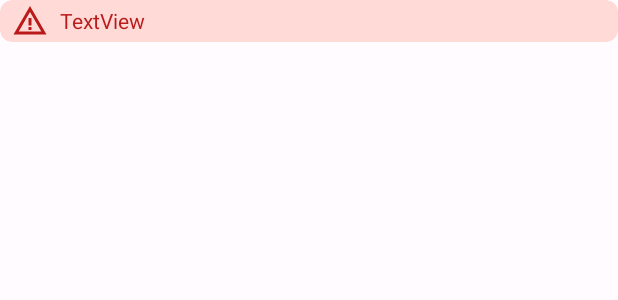
After one commit to wkai2573/wi_android_GasMater, an Android app: the layout field_error_textview.xml on its own in the app's theme, with its tools: preview values and no code run, on a phone screen of 412 x 824 dp. The commit adds this screen. Shown: the top 300 px of the screen. Run offline under Robolectric (Android 15) with nearby library versions, the phone set to English and light mode, and no system bars.

Commit message:
feat: 抄表_使用量負值在瓦斯表(紅字提示) & 群組瓦斯表(提示異常使用量數量)

```diff
--- a/app/src/main/java/com/wavein/gasmeter/ui/meterwork/groups/MeterGroupListAdapter.kt
+++ b/app/src/main/java/com/wavein/gasmeter/ui/meterwork/groups/MeterGroupListAdapter.kt
@@ -51,6 +51,7 @@ class MeterGroupListAdapter(private val onClick:(MeterGroup) -> Unit) :
 			val meterGroup = sMeterGroup.data
 			binding.fieldGroup.setValue(meterGroup.group)
 			binding.fieldReadCount.setValue(meterGroup.readTip, meterGroup.readTipColor)
+			binding.errTv.setText(meterGroup.error)
 		}
 	}
 
--- a/app/src/main/java/com/wavein/gasmeter/ui/meterwork/list/MeterListAdapter.kt
+++ b/app/src/main/java/com/wavein/gasmeter/ui/meterwork/list/MeterListAdapter.kt
@@ -13,7 +13,6 @@ import androidx.recyclerview.widget.RecyclerView
 import com.wavein.gasmeter.data.model.MeterRow
 import com.wavein.gasmeter.data.model.Selectable
 import com.wavein.gasmeter.databinding.ItemMeterRowBinding
-import com.wavein.gasmeter.ui.meterwork.MeterViewModel
 
 enum class MeterRowRender { Simple, Detail }
 
@@ -60,7 +59,9 @@ class MeterListAdapter(
 			binding.fieldMeterId.setValue(meterRow.meterId)
 			binding.fieldQueue.setValue(meterRow.queue)
 			binding.fieldCustName.setValue(meterRow.custName)
-			binding.fieldMeterDegree.setValue("${meterRow.meterDegree ?: "未抄表"}", if (meterRow.meterDegree == null) Color.RED else Color.BLACK)
+			val degreeColor = if (meterRow.degreeRead) Color.BLACK else Color.RED
+			binding.fieldMeterDegree.setValue("${meterRow.meterDegree ?: "未抄表"}", degreeColor)
+			binding.errTv.setText(meterRow.error)
 		}
 	}
 
--- /dev/null
+++ b/app/src/main/res/drawable/ic_warning_amber_24.xml
@@ -0,0 +1,7 @@
+<vector android:height="24dp" android:tint="#000000"
+    android:viewportHeight="24" android:viewportWidth="24"
+    android:width="24dp" xmlns:android="http://schemas.android.com/apk/res/android">
+    <path android:fillColor="@android:color/white" android:pathData="M12,5.99L19.53,19H4.47L12,5.99M12,2L1,21h22L12,2L12,2z"/>
+    <path android:fillColor="@android:color/white" android:pathData="M13,16l-2,0l0,2l2,0z"/>
+    <path android:fillColor="@android:color/white" android:pathData="M13,10l-2,0l0,5l2,0z"/>
+</vector>
--- /dev/null
+++ b/app/src/main/res/layout/field_error_textview.xml
@@ -0,0 +1,39 @@
+<?xml version="1.0" encoding="utf-8"?>
+<com.google.android.material.card.MaterialCardView xmlns:android="http://schemas.android.com/apk/res/android"
+  xmlns:app="http://schemas.android.com/apk/res-auto"
+  xmlns:tools="http://schemas.android.com/tools"
+  android:id="@+id/errTvCard"
+  android:layout_width="match_parent"
+  android:layout_height="wrap_content"
+  android:backgroundTint="?attr/colorErrorContainer"
+  android:minWidth="50dp"
+  android:orientation="vertical"
+  app:cardCornerRadius="8dp"
+  app:strokeWidth="0dp"
+  tools:context=".ui.component.ErrorTextView">
+
+  <LinearLayout
+    android:layout_width="match_parent"
+    android:layout_height="wrap_content"
+    android:gravity="center_vertical"
+    android:paddingHorizontal="8dp"
+    android:paddingVertical="2dp">
+
+    <ImageView
+      android:id="@+id/imageView"
+      android:layout_width="wrap_content"
+      android:layout_height="wrap_content"
+      android:contentDescription="warning"
+      android:src="@drawable/ic_warning_amber_24"
+      app:tint="?attr/colorError" />
+
+    <TextView
+      android:id="@+id/errTv"
+      android:layout_width="wrap_content"
+      android:layout_height="wrap_content"
+      android:paddingHorizontal="8dp"
+      android:text="TextView"
+      android:textColor="?attr/colorError" />
+  </LinearLayout>
+
+</com.google.android.material.card.MaterialCardView>
--- a/app/src/main/res/layout/fragment_meter_info.xml
+++ b/app/src/main/res/layout/fragment_meter_info.xml
@@ -98,7 +98,7 @@
     </LinearLayout>
 
     <com.wavein.gasmeter.ui.component.Field
-      android:id="@+id/field_degreesUsed"
+      android:id="@+id/field_degreeUsed"
       android:layout_width="wrap_content"
       android:layout_height="wrap_content"
       app:title="使用量" />
--- a/app/src/main/res/values/attrs.xml
+++ b/app/src/main/res/values/attrs.xml
@@ -1,8 +1,12 @@
 <?xml version="1.0" encoding="utf-8"?>
 <resources>
-<!-- todo custom field -->
+  <!-- todo custom field -->
   <declare-styleable name="Field">
     <attr name="title" format="string" />
     <attr name="value" format="string" />
   </declare-styleable>
+
+  <declare-styleable name="ErrorTextView">
+    <attr name="text" format="string" />
+  </declare-styleable>
 </resources>
```
Also changed, not shown: app/src/main/java/com/wavein/gasmeter/data/model/MeterGroup.kt (+11 -0 lines), app/src/main/java/com/wavein/gasmeter/data/model/MeterRow.kt (+17 -3 lines), app/src/main/java/com/wavein/gasmeter/ui/component/ErrorTextView.kt (added, +55 -0 lines), app/src/main/java/com/wavein/gasmeter/ui/meterwork/row/MeterInfoFragment.kt (+6 -2 lines), app/src/main/res/layout/item_meter_group.xml (+13 -0 lines), app/src/main/res/layout/item_meter_row.xml (+7 -0 lines).
